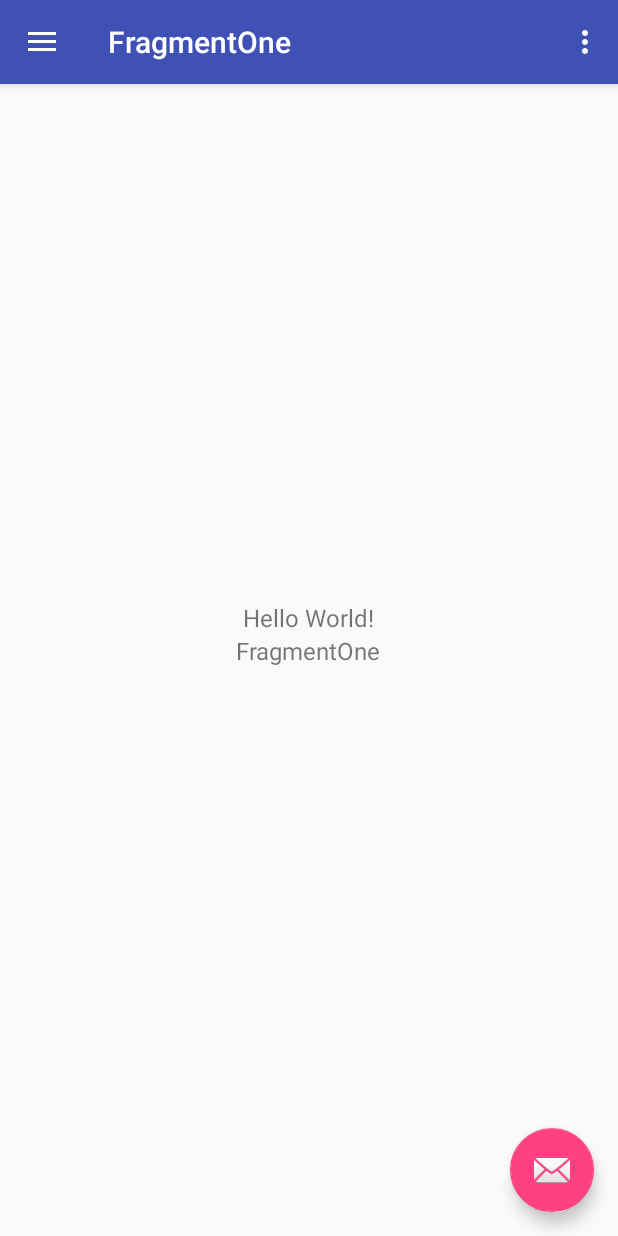
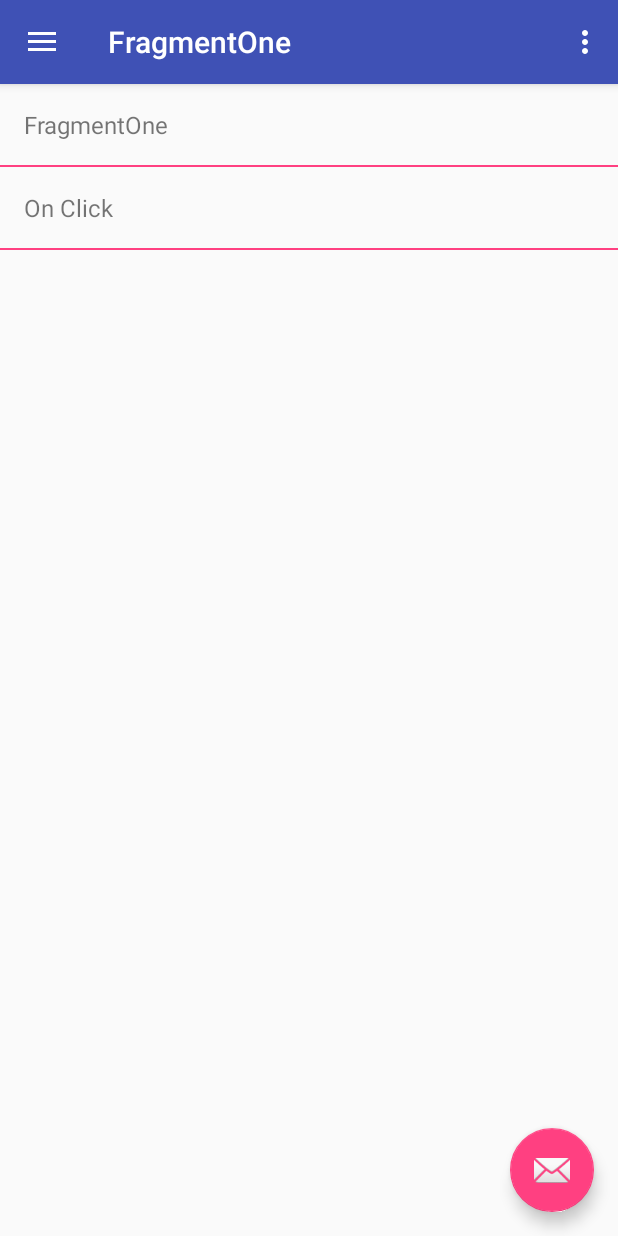
Before and after one commit to Dedy54/AndroidStudioProject, an Android app: the screen it shows after launch (MainActivity), after a tap on "Fragment One", on a phone screen of 412 x 824 dp. Run offline under Robolectric (Android 15) with nearby library versions, the phone set to English and light mode, and no system bars; 3 other taps on this screen came first.

Commit message:
Implement onClick function on the android.

```diff
--- a/app/src/main/java/com/blogspot/dedyyuristiawan/androidstudioproject/FragmentOne.java
+++ b/app/src/main/java/com/blogspot/dedyyuristiawan/androidstudioproject/FragmentOne.java
@@ -1,15 +1,19 @@
 package com.blogspot.dedyyuristiawan.androidstudioproject;
 
 import android.os.Bundle;
+import android.support.design.widget.Snackbar;
 import android.support.v4.app.Fragment;
 import android.view.LayoutInflater;
 import android.view.View;
 import android.view.ViewGroup;
+import android.widget.TextView;
 
 /**
  * Created by dedyyuristiawan on 8/27/16.
  */
 public class FragmentOne extends Fragment {
+
+    private TextView tvOne, tvOnClick = null;
 
     @Override
     public View onCreateView(LayoutInflater inflater, ViewGroup container,
@@ -17,6 +21,28 @@ public class FragmentOne extends Fragment {
 
         View rootView = inflater.inflate(R.layout.fragment_one, container, false);
 
+        onClick(rootView);
+
         return rootView;
     }
+
+    //function to implement onClick function android.
+    private void onClick(View view){
+        tvOne = (TextView) view.findViewById(R.id.tvOne);
+        tvOnClick = (TextView) view.findViewById(R.id.tvOnClick);
+        tvOne.setOnClickListener(new View.OnClickListener() {
+            @Override
+            public void onClick(View v) {
+                Snackbar.make(v, "Hi i am function onclick", Snackbar.LENGTH_LONG)
+                        .setAction("Action", null).show();
+            }
+        });
+        tvOnClick.setOnClickListener(new View.OnClickListener() {
+            @Override
+            public void onClick(View v) {
+                Snackbar.make(v, "Hi i am function onclick", Snackbar.LENGTH_LONG)
+                        .setAction("Action", null).show();
+            }
+        });
+    }
 }
--- a/app/src/main/java/com/blogspot/dedyyuristiawan/androidstudioproject/MainActivity.java
+++ b/app/src/main/java/com/blogspot/dedyyuristiawan/androidstudioproject/MainActivity.java
@@ -15,6 +15,7 @@ import android.support.v7.app.AppCompatActivity;
 import android.support.v7.widget.Toolbar;
 import android.view.Menu;
 import android.view.MenuItem;
+import android.widget.TextView;
 
 public class MainActivity extends AppCompatActivity
         implements NavigationView.OnNavigationItemSelectedListener {
--- a/app/src/main/res/layout/fragment_one.xml
+++ b/app/src/main/res/layout/fragment_one.xml
@@ -1,24 +1,42 @@
 <?xml version="1.0" encoding="utf-8"?>
 <RelativeLayout xmlns:android="http://schemas.android.com/apk/res/android"
     android:layout_width="match_parent"
-    android:layout_height="match_parent">
-
+    android:layout_height="match_parent"
+    android:layout_marginTop="@dimen/activity_horizontal_margin_twice">
 
     <TextView
         android:id="@+id/tvOne"
         android:layout_width="wrap_content"
         android:layout_height="wrap_content"
         android:textSize="16dp"
-        android:text="Hello World!"
-        android:layout_centerInParent="true"/>
+        android:layout_marginTop="@dimen/activity_vertical_margin"
+        android:layout_marginLeft="@dimen/activity_horizontal_margin"
+        android:text="@string/fragmentOne"/>
+
+    <View
+        android:id="@+id/vOne"
+        android:layout_width="match_parent"
+        android:layout_height="1dp"
+        android:background="@color/colorAccent"
+        android:layout_marginTop="@dimen/activity_horizontal_margin"
+        android:layout_below="@+id/tvOne"/>
 
     <TextView
-        android:id="@+id/txtLabel"
+        android:id="@+id/tvOnClick"
         android:layout_width="wrap_content"
         android:layout_height="wrap_content"
-        android:layout_below="@+id/tvOne"
-        android:layout_centerInParent="true"
         android:textSize="16dp"
-        android:text="@string/fragmentOne"/>
+        android:layout_below="@+id/vOne"
+        android:layout_marginTop="@dimen/activity_vertical_margin"
+        android:layout_marginLeft="@dimen/activity_horizontal_margin"
+        android:text="@string/onClick"/>
+
+    <View
+        android:id="@+id/vTwo"
+        android:layout_width="match_parent"
+        android:layout_height="1dp"
+        android:background="@color/colorAccent"
+        android:layout_marginTop="@dimen/activity_horizontal_margin"
+        android:layout_below="@+id/tvOnClick"/>
 
 </RelativeLayout>
--- a/app/src/main/res/values/dimens.xml
+++ b/app/src/main/res/values/dimens.xml
@@ -4,6 +4,7 @@
     <dimen name="nav_header_height">160dp</dimen>
     <!-- Default screen margins, per the Android Design guidelines. -->
     <dimen name="activity_horizontal_margin">16dp</dimen>
+    <dimen name="activity_horizontal_margin_twice">56dp</dimen>
     <dimen name="activity_vertical_margin">16dp</dimen>
     <dimen name="fab_margin">16dp</dimen>
 </resources>
--- a/app/src/main/res/values/strings.xml
+++ b/app/src/main/res/values/strings.xml
@@ -7,4 +7,5 @@
     <string name="action_settings">Settings</string>
 
     <string name="fragmentOne">FragmentOne</string>
+    <string name="onClick">On Click</string>
 </resources>
```
